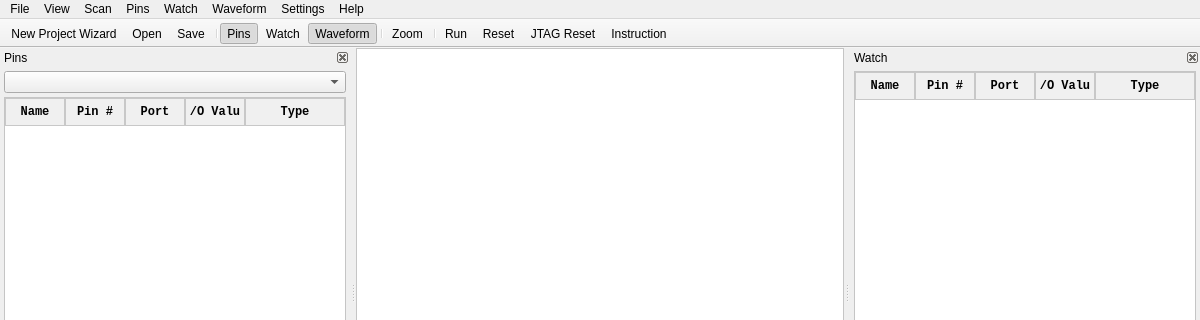
Qt form src/gui/mainwindow.ui (AlvaroSacristandeFrutos/Proyecto-TFG) before a commit; both pictures show x 0 to 1200 and y 0 to 320 of the 1200 by 800 pixel window.
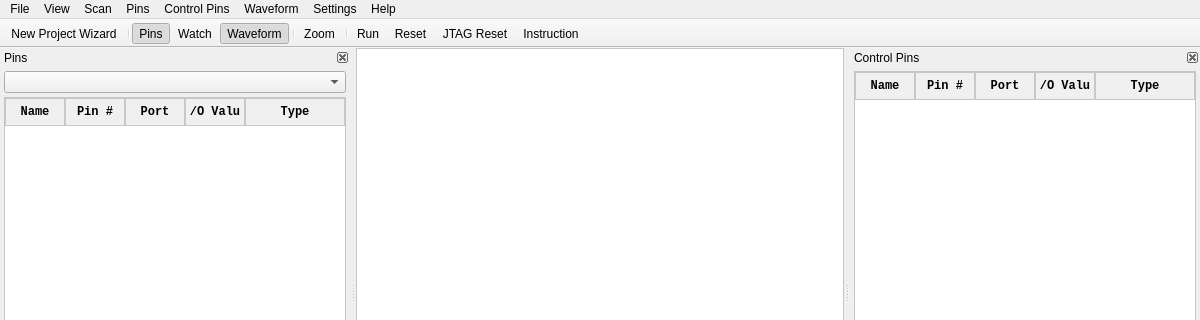
The same form after that commit.

Diff of the .ui file:
```diff
--- a/src/gui/mainwindow.ui
+++ b/src/gui/mainwindow.ui
@@ -124,7 +124,7 @@
    </widget>
    <widget class="QMenu" name="menuWatch">
     <property name="title">
-     <string>Watch</string>
+     <string>Control Pins</string>
     </property>
     <addaction name="actionWatch_Show"/>
     <addaction name="separator"/>
@@ -217,8 +217,6 @@
     <bool>false</bool>
    </attribute>
    <addaction name="actionNew_Project_Wizard"/>
-   <addaction name="actionOpen"/>
-   <addaction name="actionSave"/>
    <addaction name="separator"/>
    <addaction name="actionPins"/>
    <addaction name="actionWatch"/>
@@ -363,7 +361,7 @@
     <set>QDockWidget::DockWidgetClosable|QDockWidget::DockWidgetMovable</set>
    </property>
    <property name="windowTitle">
-    <string>Watch</string>
+    <string>Control Pins</string>
    </property>
    <attribute name="dockWidgetArea">
     <number>2</number>
@@ -606,32 +604,6 @@
     <string>Ctrl+N</string>
    </property>
   </action>
-  <action name="actionOpen">
-   <property name="text">
-    <string>Open...</string>
-   </property>
-   <property name="shortcut">
-    <string>Ctrl+O</string>
-   </property>
-  </action>
-  <action name="actionSave">
-   <property name="text">
-    <string>Save</string>
-   </property>
-   <property name="shortcut">
-    <string>Ctrl+S</string>
-   </property>
-  </action>
-  <action name="actionSave_As">
-   <property name="text">
-    <string>Save As...</string>
-   </property>
-  </action>
-  <action name="actionRecent_Projects">
-   <property name="text">
-    <string>Recent Projects</string>
-   </property>
-  </action>
   <action name="actionExit">
    <property name="text">
     <string>Exit</string>
```
Left out of the diff: 97 changed lines with no effect on the pictures.
